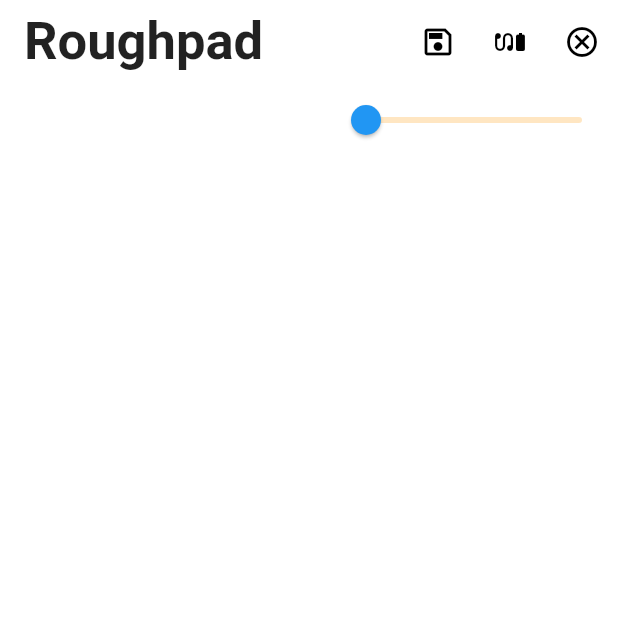
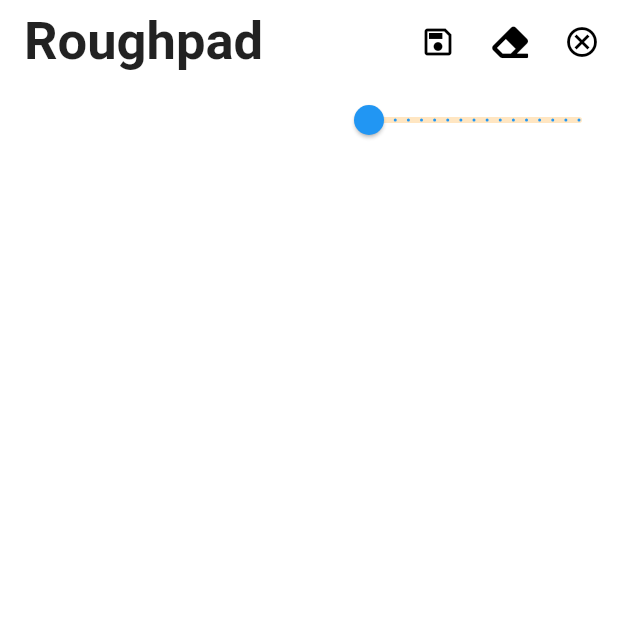
Before and after one commit to RGTechno/Roughpad, a Flutter app: the screen it shows after launch, on a phone screen of 412 x 824 dp, the top half of it. Run offline on Flutter 3.47's test engine with Material 2 defaults, Android fonts, the phone set to English and light mode, and no system bars; our stand-ins replace flutter_colorpicker, font_awesome_flutter, google_fonts, image_gallery_saver, permission_handler, rxdart; Roboto replaces fonts that are missing (Arizonia).

Commit message:
slider label fixed

```diff
--- a/lib/Screens/home_screen.dart
+++ b/lib/Screens/home_screen.dart
@@ -13,6 +13,7 @@
 import 'package:image_gallery_saver/image_gallery_saver.dart';
 import 'package:permission_handler/permission_handler.dart';
 import 'package:rxdart/rxdart.dart';
+import 'package:font_awesome_flutter/font_awesome_flutter.dart';
 
 // ignore: use_key_in_widget_constructors
 class HomeScreen extends StatefulWidget {
@@ -166,7 +167,7 @@
                 eraser = !eraser;
               });
             },
-            icon: !eraser ? Icon(Icons.earbuds_battery) : Icon(Icons.brush),
+            icon: !eraser ? FaIcon(FontAwesomeIcons.eraser) : Icon(Icons.brush),
           ),
           IconButton(
             icon: const Icon(Icons.cancel_outlined),
@@ -253,9 +254,10 @@
                 top: 0,
                 right: 0,
                 child: Slider(
-                  label: "Brush Size",
+                  label: "$selectedStrokeWidth",
                   activeColor: selectedColor,
                   value: selectedStrokeWidth,
+                  divisions: 16,
                   onChanged: (value) {
                     setState(() {
                       selectedStrokeWidth = value;
@@ -263,7 +265,7 @@
                     // print(value);
                   },
                   min: 2,
-                  max: 20,
+                  max: 50,
                 ),
               ),
             ],
--- a/pubspec.yaml
+++ b/pubspec.yaml
@@ -39,6 +39,7 @@
   permission_handler: ^8.1.4+2
   flutter_colorpicker: ^0.5.0
   google_fonts: ^2.1.0
+  font_awesome_flutter: ^9.1.0
 
 dev_dependencies:
   flutter_test:
```
Also changed, not shown: pubspec.lock, 1 other file.
